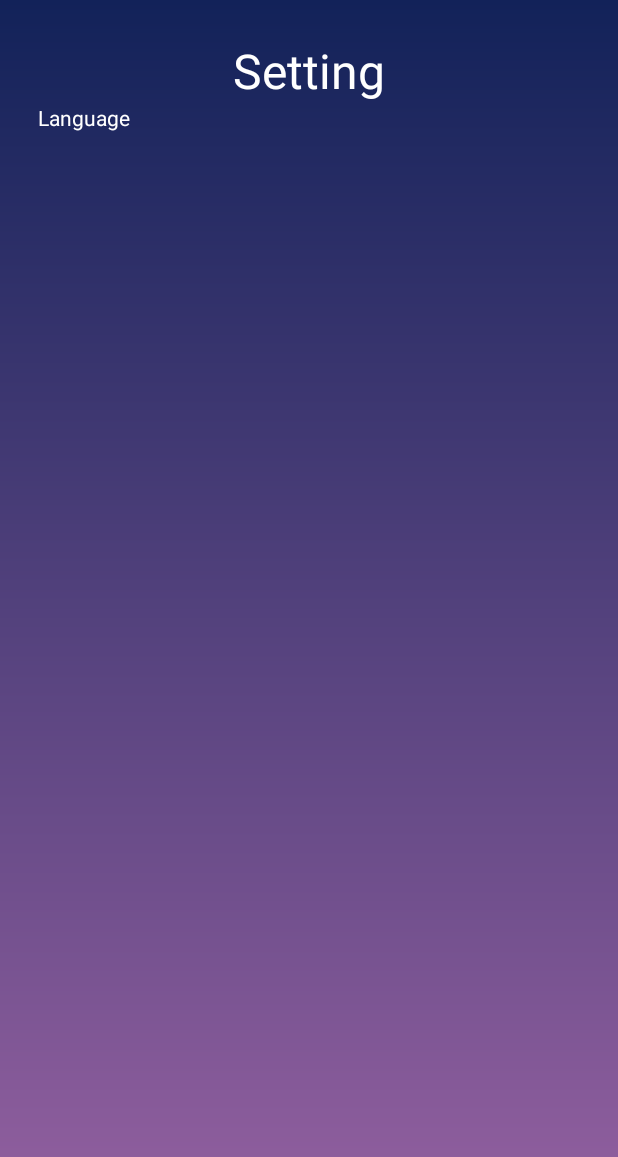
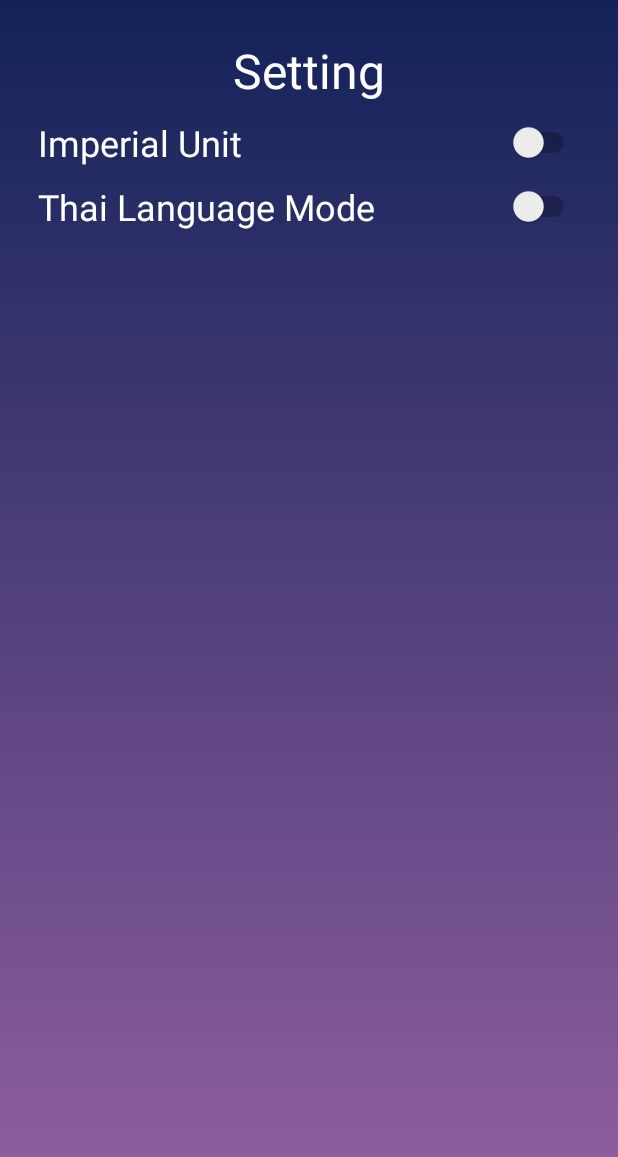
Before and after one commit to Peterprombutr/WeatherApp, an Android app: the SwipeLeftSetting screen opened directly, with no data from a screen before it, on a phone screen of 412 x 824 dp. Shown: the top 1157 px of the screen. Run offline under Robolectric (Android 15) with nearby library versions, the phone set to English and light mode, and no system bars.

```diff
--- a/app/src/main/java/com/androdocs/weatherapp/MainActivity.java
+++ b/app/src/main/java/com/androdocs/weatherapp/MainActivity.java
@@ -58,11 +58,11 @@ public class MainActivity extends AppCompatActivity {
         new weatherTask().execute();
 
         //SetUp View & Gesture
-        tvSwipeMe = (RelativeLayout) findViewById(R.id.tvSwipeMe);
+        tvSwipeMe = findViewById(R.id.tvSwipeMe);
         tvSwipeMe.setOnTouchListener(new MyOnSwipeTouchListener(this));
 
         //AboutDialog
-        imgButton =(ImageButton)findViewById(R.id.action_about);
+        imgButton = findViewById(R.id.action_about);
         imgButton.setOnClickListener(new View.OnClickListener() {
             @Override
             public void onClick(View v) {
--- a/app/src/main/res/layout/activity_swipe_left_setting.xml
+++ b/app/src/main/res/layout/activity_swipe_left_setting.xml
@@ -35,25 +35,29 @@
             android:orientation="vertical"
             android:gravity="center"
             android:layout_below="@id/addressContainer">
-
-
-            <LinearLayout
+            <Space
+                android:layout_width="wrap_content"
+                android:layout_height="10dp"/>
+            <Switch
+                android:id="@+id/ImperialSwitch"
                 android:layout_width="match_parent"
                 android:layout_height="wrap_content"
-                android:orientation="horizontal"
-                android:gravity="start">
-                <TextView
-                    android:id="@+id/setting_language"
-                    android:layout_width="wrap_content"
-                    android:layout_height="wrap_content"
-                    android:text="@string/setting_language"/>
-                <Space
-                    android:layout_width="50dp"
-                    android:layout_height="wrap_content"/>
+                android:text="@string/setting_ImperialUnit"
+                android:textColor="@android:color/white"
+                android:textSize="24sp" />
+            <Space
+                android:layout_width="wrap_content"
+                android:layout_height="10dp"/>
+            <Switch
+                android:id="@+id/ThaiLanguageSwitch"
+                android:layout_width="match_parent"
+                android:layout_height="wrap_content"
+                android:layout_weight="1"
+                android:text="@string/setting_Thailanguage"
+                android:textColor="@android:color/white"
+                android:textSize="24sp" />
+        </LinearLayout>
 
-            </LinearLayout>
-
-        </LinearLayout>
     </RelativeLayout>
 
     <ProgressBar
--- a/app/src/main/res/values/strings.xml
+++ b/app/src/main/res/values/strings.xml
@@ -31,6 +31,7 @@
     <!-- Setting Screen -->
     <string name="title_setting">Setting</string>
 
-    <string name="setting_language">Language</string>
+    <string name="setting_ImperialUnit">Imperial Unit</string>
+    <string name="setting_Thailanguage">Thai Language Mode</string>
 
 </resources>
```
